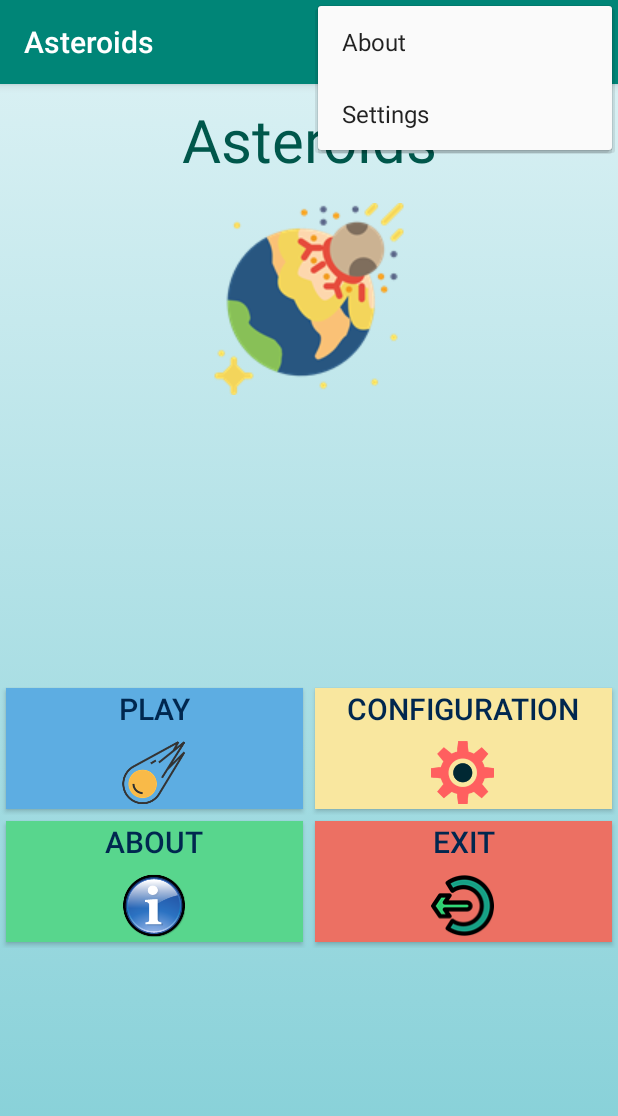
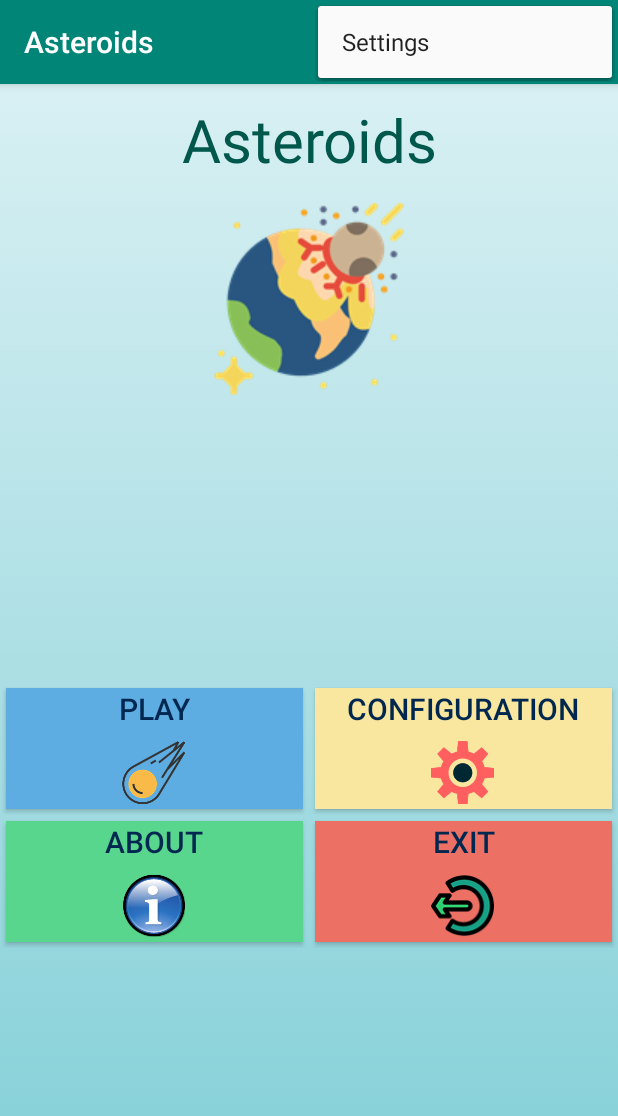
Before and after one commit to snksnake/Asteroids, an Android app: the screen it shows after launch (MainActivity), with the options menu open, on a phone screen of 412 x 824 dp. Shown: the top 1116 px of the screen. Run offline under Robolectric (Android 15) with nearby library versions, the light colour scheme and no system bars.

Commit message:
Menu bar added

```diff
--- a/app/src/main/res/menu/main_menu.xml
+++ b/app/src/main/res/menu/main_menu.xml
@@ -5,9 +5,11 @@
     <item android:id="@+id/action_settings"
         android:title="@string/settings"
         android:icon="@android:drawable/ic_menu_preferences"
-        android:orderInCategory="100"
+        android:orderInCategory="5"
         app:showAsAction="never"/>
     <item android:title="@string/about"
         android:id="@+id/acercaDe"
-        android:icon="@android:drawable/ic_menu_info_details"/>
+        android:icon="@android:drawable/ic_menu_info_details"
+        android:orderInCategory="10"
+        app:showAsAction="ifRoom|withText"/>
 </menu>
```
